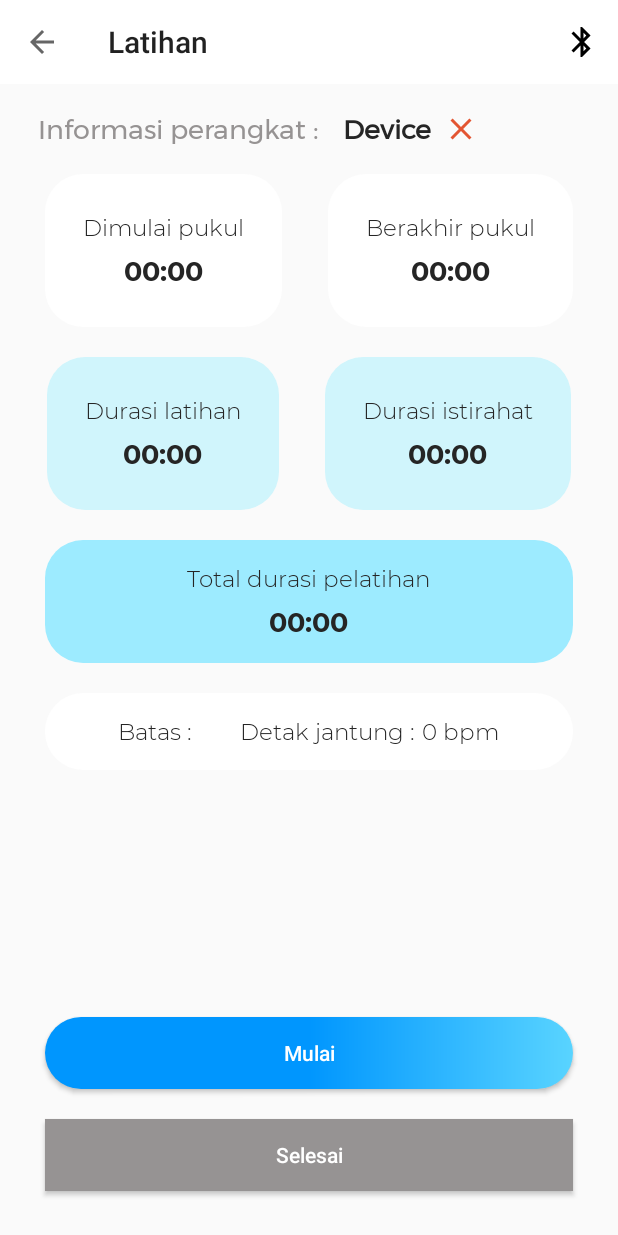
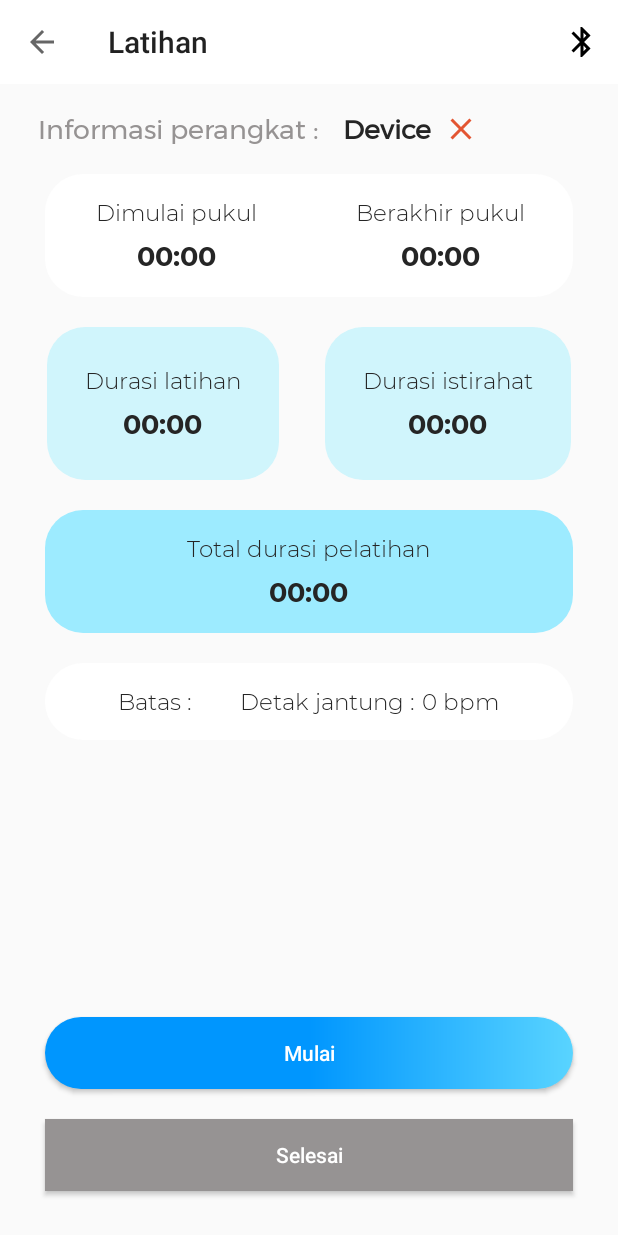
Before and after one commit to hanifah01/android-polarhr, an Android app: the Latihan screen opened directly, with no data from a screen before it, on a phone screen of 412 x 824 dp. Run offline under Robolectric (Android 15) with nearby library versions, the phone set to English and light mode, and no system bars; our stand-ins replace RxJava; libraries missing offline, so code that uses them is left out: polar.com.sdk; 7 statements that could not run were skipped.

Commit message:
menggabungkan tampilan jam latihan di activity latihan

```diff
--- a/app/src/main/res/layout/activity_latihan.xml
+++ b/app/src/main/res/layout/activity_latihan.xml
@@ -53,18 +53,28 @@
         app:layout_constraintTop_toTopOf="@+id/txt_device" />
 
     <LinearLayout
+        android:id="@+id/lyt_jam_latihan"
+        android:layout_width="match_parent"
+        android:layout_height="wrap_content"
+        app:layout_constraintEnd_toEndOf="parent"
+        app:layout_constraintStart_toStartOf="parent"
+        app:layout_constraintTop_toBottomOf="@+id/txt_deviceinfo"
+        android:background="@drawable/bg_white"
+        android:layout_marginTop="16dp"
+        android:layout_marginRight="30dp"
+        android:layout_marginLeft="30dp"
+        android:orientation="horizontal"
+        android:padding="15dp"
+        android:weightSum="2">
+        <LinearLayout
             android:id="@+id/lyt_dimulai"
-        android:layout_width="wrap_content"
+            android:layout_weight="1"
+            android:layout_width="0dp"
             android:layout_height="wrap_content"
-        android:layout_marginTop="16dp"
-        android:background="@drawable/bg_white"
             android:gravity="center"
             android:orientation="vertical"
-        android:padding="25dp"
-        app:layout_constraintEnd_toStartOf="@+id/lyt_berakhir"
-        app:layout_constraintHorizontal_bias="0.5"
-        app:layout_constraintStart_toStartOf="parent"
-        app:layout_constraintTop_toBottomOf="@+id/txt_deviceinfo">
+            android:layout_gravity="center"
+            android:layout_marginRight="15dp">
 
             <TextView
                 android:layout_width="wrap_content"
@@ -87,17 +97,12 @@
 
         <LinearLayout
             android:id="@+id/lyt_berakhir"
-        android:layout_width="wrap_content"
+            android:layout_weight="1"
+            android:layout_width="0dp"
             android:layout_height="wrap_content"
-        android:layout_marginTop="16dp"
-        android:background="@drawable/bg_white"
             android:gravity="center"
             android:orientation="vertical"
-        android:padding="25dp"
-        app:layout_constraintEnd_toEndOf="parent"
-        app:layout_constraintHorizontal_bias="0.5"
-        app:layout_constraintStart_toEndOf="@+id/lyt_dimulai"
-        app:layout_constraintTop_toBottomOf="@+id/txt_deviceinfo">
+            android:layout_marginLeft="15dp">
 
             <TextView
                 android:layout_width="wrap_content"
@@ -117,6 +122,7 @@
                 android:textColor="@color/black"
                 android:textSize="18dp" />
         </LinearLayout>
+    </LinearLayout>
 
     <LinearLayout
         android:id="@+id/lyt_waktu_latihan"
@@ -130,7 +136,7 @@
         app:layout_constraintEnd_toStartOf="@+id/lyt_waktu_istirahat"
         app:layout_constraintHorizontal_bias="0.5"
         app:layout_constraintStart_toStartOf="parent"
-        app:layout_constraintTop_toBottomOf="@+id/lyt_dimulai">
+        app:layout_constraintTop_toBottomOf="@+id/lyt_jam_latihan">
 
         <TextView
             android:layout_width="wrap_content"
@@ -163,7 +169,7 @@
         app:layout_constraintEnd_toEndOf="parent"
         app:layout_constraintHorizontal_bias="0.5"
         app:layout_constraintStart_toEndOf="@+id/lyt_waktu_latihan"
-        app:layout_constraintTop_toBottomOf="@+id/lyt_berakhir">
+        app:layout_constraintTop_toBottomOf="@+id/lyt_jam_latihan">
 
         <TextView
             android:layout_width="wrap_content"
```
Lines whose indentation alone changed are shown as unchanged.
